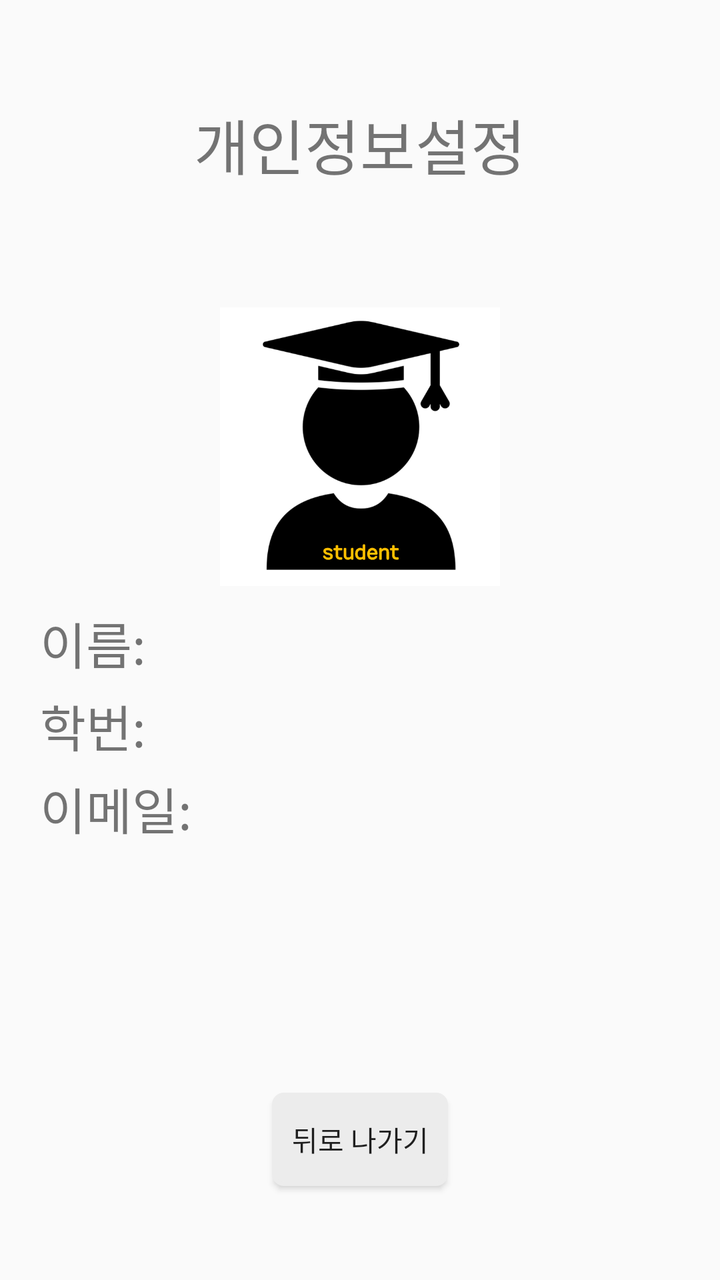
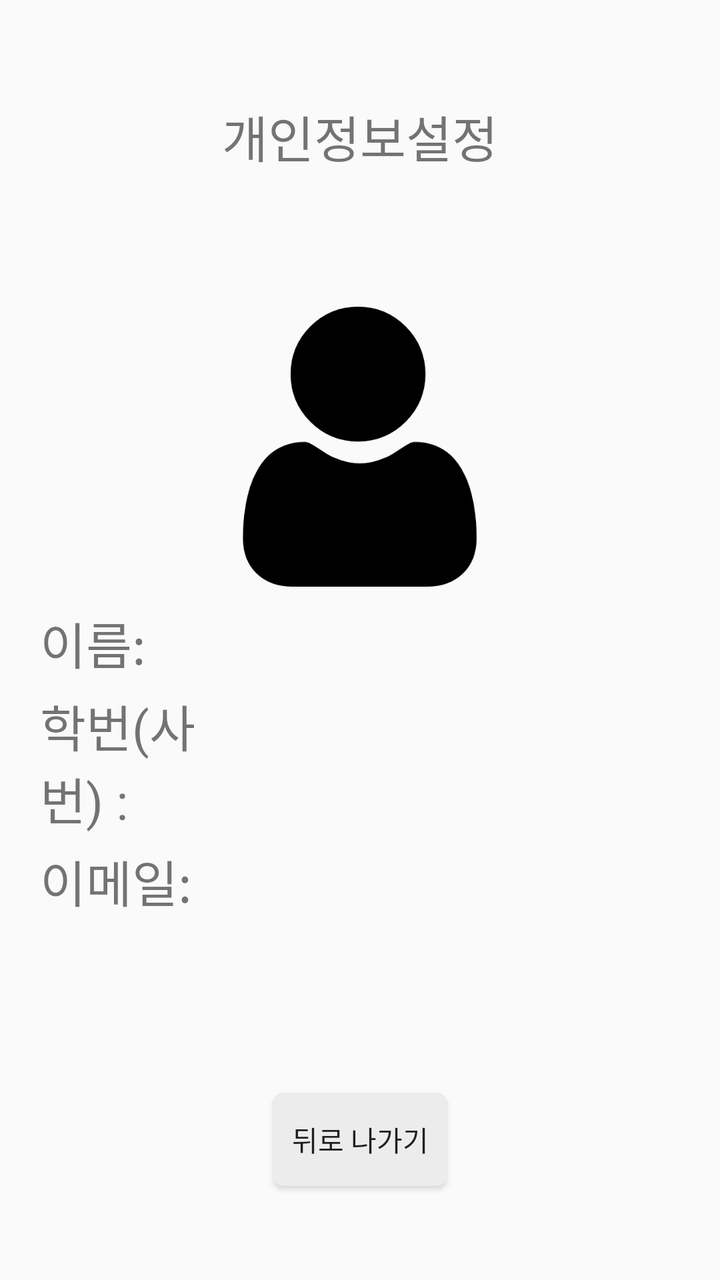

Two renders of the same Android screen: before a commit and after it. Below are the layout's source before the change and the commit's diff.
<!-- AndroidManifest.xml: application theme Theme.AppCompat.Light.DarkActionBar -->
<!-- res/layout/activity_personal_info.xml -->
<?xml version="1.0" encoding="utf-8"?>
<LinearLayout xmlns:android="http://schemas.android.com/apk/res/android"
    xmlns:app="http://schemas.android.com/apk/res-auto"
    xmlns:tools="http://schemas.android.com/tools"
    android:layout_width="match_parent"
    android:layout_height="match_parent"
    tools:context=".personal_info"
    android:orientation="vertical"
    android:weightSum="6">

    <TextView
        android:layout_width="wrap_content"
        android:layout_height="0dp"
        android:text="개인정보설정"
        android:layout_gravity="center"
        android:textSize="30sp"
        android:layout_marginTop="50dp"
        android:layout_weight="1"/>

    <LinearLayout
        android:layout_width="match_parent"
        android:layout_height="0dp"
        android:layout_marginTop="10dp"
        android:layout_weight="4"
        android:orientation="vertical">
        <ImageView
            android:layout_width="140dp"
            android:layout_height="140dp"
            android:layout_gravity="center"
            android:src="@drawable/student"/>

        <LinearLayout
            android:layout_width="match_parent"
            android:layout_height="wrap_content"
            android:layout_marginTop="10dp"
            android:weightSum="4">
            <TextView
                android:layout_width="0dp"
                android:layout_height="wrap_content"
                android:layout_weight="1"
                android:layout_marginLeft="20dp"
                android:text="이름: "
                android:textSize="25sp"/>
            <TextView
                android:id="@+id/uname"
                android:layout_width="0dp"
                android:layout_height="wrap_content"
                android:layout_weight="3"
                android:textSize="25sp" />
        </LinearLayout>

        <LinearLayout
            android:layout_width="match_parent"
            android:layout_height="wrap_content"
            android:weightSum="4"
            android:layout_marginTop="5dp">
            <TextView
                android:layout_width="0dp"
                android:layout_height="wrap_content"
                android:layout_marginLeft="20dp"
                android:layout_weight="1"
                android:text="학번:"
                android:textSize="25sp"/>
            <TextView
                android:id="@+id/uid"
                android:layout_width="0dp"
                android:layout_height="wrap_content"
                android:layout_weight="3"
                android:textSize="25sp"/>
        </LinearLayout>

        <LinearLayout
            android:layout_width="match_parent"
            android:layout_height="wrap_content"
            android:weightSum="4"
            android:layout_marginTop="5dp">
            <TextView
                android:layout_width="0dp"
                android:layout_height="wrap_content"
                android:layout_marginLeft="20dp"
                android:layout_weight="1"
                android:text="이메일:"
                android:textSize="25sp"/>
            <TextView
                android:id="@+id/umail"
                android:layout_width="0dp"
                android:layout_height="wrap_content"
                android:layout_weight="3"
                android:textSize="25sp"/>

        </LinearLayout>

    </LinearLayout>
    <TextView
        android:layout_width="wrap_content"
        android:layout_height="wrap_content"
        android:id="@+id/pinfoerror"/>
    <Button
        android:layout_width="wrap_content"
        android:background="@drawable/btn_re"
        android:layout_height="0dp"
        android:layout_weight="0.5"
        android:layout_gravity="center"
        android:text="뒤로 나가기"
        android:id="@+id/exit3"/>


</LinearLayout>
<!-- resources referenced by this layout -->
<resources>
  <!-- drawable btn_re (drawable) -->
  <?xml version="1.0" encoding="utf-8"?>
  <shape xmlns:android="http://schemas.android.com/apk/res/android">
  
      <solid android:color="#ececec"/>
  
      <stroke
          android:width="2dp"
          android:color="#ececec"/>
      <corners
          android:topLeftRadius="5dp"
          android:topRightRadius="5dp"
          android:bottomLeftRadius="5dp"
          android:bottomRightRadius="5dp" />
  
  </shape>
  <!-- drawable student: png bitmap (drawable, 26204 bytes) -->
</resources>

<!-- the commit's change to res/layout/activity_personal_info.xml (unified diff, before → after) -->
@@ -13,7 +13,7 @@
         android:layout_height="0dp"
         android:text="개인정보설정"
         android:layout_gravity="center"
-        android:textSize="30sp"
+        android:textSize="25sp"
         android:layout_marginTop="50dp"
         android:layout_weight="1"/>
 
@@ -27,7 +27,7 @@
             android:layout_width="140dp"
             android:layout_height="140dp"
             android:layout_gravity="center"
-            android:src="@drawable/student"/>
+            android:src="@drawable/infoperson"/>
 
         <LinearLayout
             android:layout_width="match_parent"
@@ -37,7 +37,7 @@
             <TextView
                 android:layout_width="0dp"
                 android:layout_height="wrap_content"
-                android:layout_weight="1"
+                android:layout_weight="1.4"
                 android:layout_marginLeft="20dp"
                 android:text="이름: "
                 android:textSize="25sp"/>
@@ -45,7 +45,7 @@
                 android:id="@+id/uname"
                 android:layout_width="0dp"
                 android:layout_height="wrap_content"
-                android:layout_weight="3"
+                android:layout_weight="2.5"
                 android:textSize="25sp" />
         </LinearLayout>
 
@@ -58,14 +58,14 @@
                 android:layout_width="0dp"
                 android:layout_height="wrap_content"
                 android:layout_marginLeft="20dp"
-                android:layout_weight="1"
-                android:text="학번:"
+                android:layout_weight="1.4"
+                android:text="학번(사번) :"
                 android:textSize="25sp"/>
             <TextView
                 android:id="@+id/uid"
                 android:layout_width="0dp"
                 android:layout_height="wrap_content"
-                android:layout_weight="3"
+                android:layout_weight="2.5"
                 android:textSize="25sp"/>
         </LinearLayout>
 
@@ -78,14 +78,14 @@
                 android:layout_width="0dp"
                 android:layout_height="wrap_content"
                 android:layout_marginLeft="20dp"
-                android:layout_weight="1"
+                android:layout_weight="1.4"
                 android:text="이메일:"
                 android:textSize="25sp"/>
             <TextView
                 android:id="@+id/umail"
                 android:layout_width="0dp"
                 android:layout_height="wrap_content"
-                android:layout_weight="3"
+                android:layout_weight="2.5"
                 android:textSize="25sp"/>
 
         </LinearLayout>
<!-- resource entries referenced after the edit -->
@@ -16,6 +16,6 @@
           android:bottomRightRadius="5dp" />
   
   </shape>
-  <!-- drawable student: png bitmap (drawable, 26204 bytes) -->
+  <!-- drawable infoperson: png bitmap (drawable-xhdpi, 11096 bytes) -->
 </resources>
 
